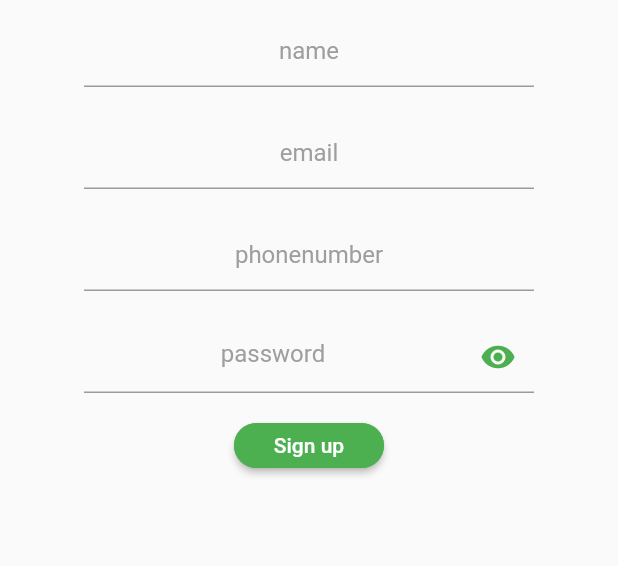
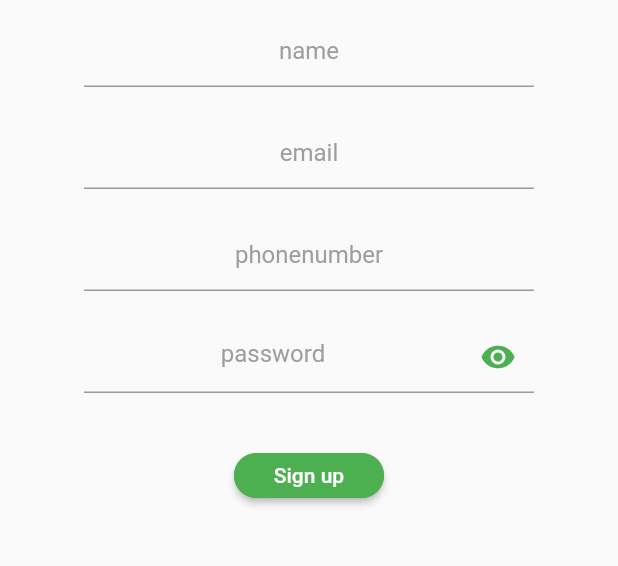
Before and after one commit to simbovk/Uber-eats, a Flutter app: the screen it shows after launch, on a phone screen of 412 x 824 dp, the part 300-866 px from its top. Run offline on Flutter 3.47's test engine with Material 2 defaults, Android fonts, the phone set to English and light mode, and no system bars.

Commit message:
signup button finalized , row setup for login

```diff
--- a/uber_eats/lib/main.dart
+++ b/uber_eats/lib/main.dart
@@ -119,7 +119,7 @@ class _SignUpState extends State<SignUp> {
                   ),
                 ),
               ),
-              SizedBox(height: 20),
+              SizedBox(height: 40),
               SizedBox(
                 height: 30,
                 width: 100,
@@ -142,6 +142,11 @@ class _SignUpState extends State<SignUp> {
                   ),
                 ),
               ),
+              Row(
+                children: [
+
+                ],
+              )
             ],
           ),
         ),
```
